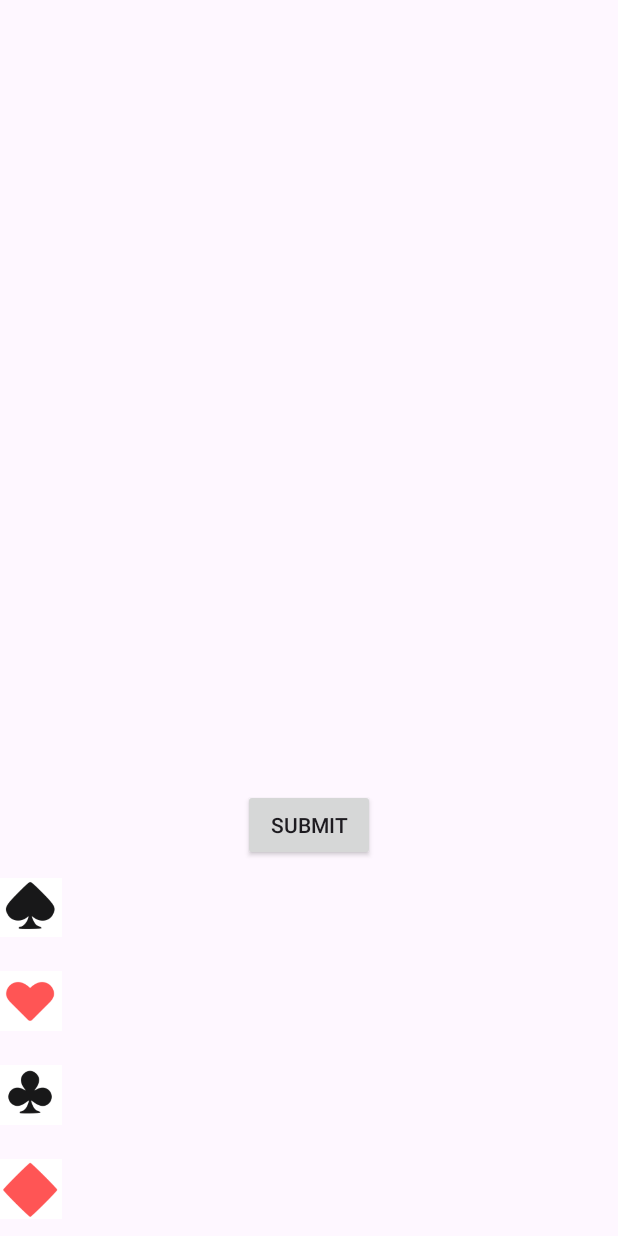
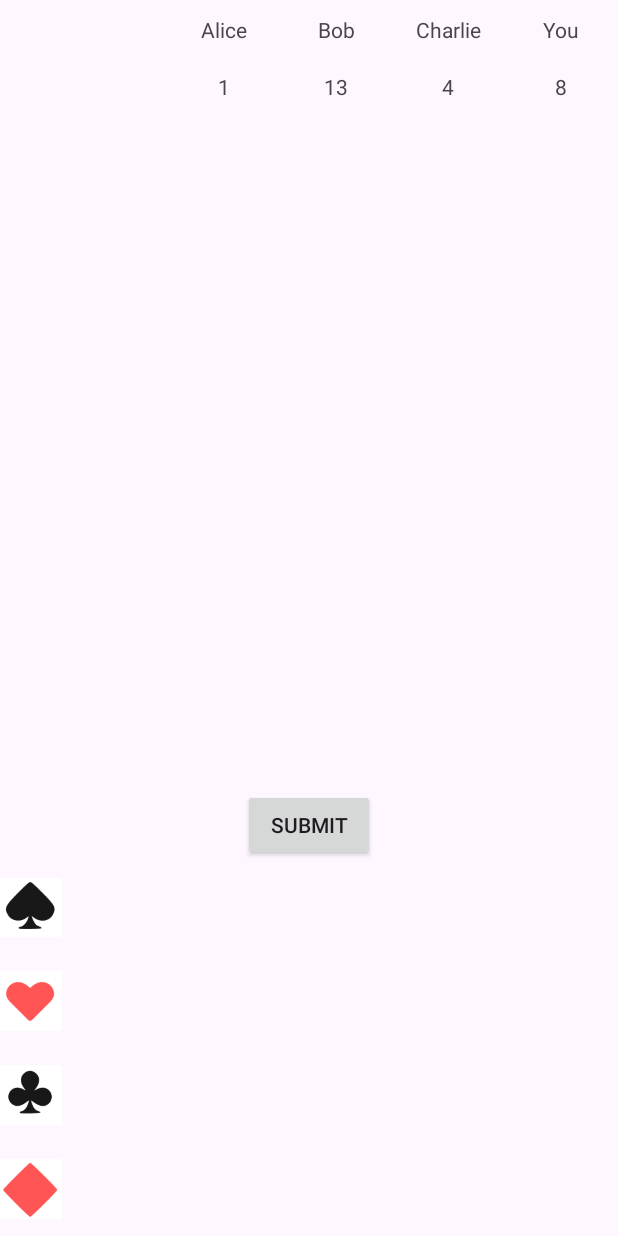
Before and after one commit to AlexKempen/card-game, an Android app: the layout activity_game_main.xml on its own in the app's theme, with its tools: preview values and no code run, on a phone screen of 412 x 824 dp. Run offline under Robolectric (Android 15) with nearby library versions, the phone set to English and light mode, and no system bars; network calls fail.

Commit message:
Added layouts for scoreboard UI. Added code for managing the scoreboard view.

```diff
--- /dev/null
+++ b/app/src/main/java/edu/utdallas/heartstohearts/gameui/ScoreboardView.java
@@ -0,0 +1,48 @@
+
+package edu.utdallas.heartstohearts.gameui;
+
+import android.content.Context;
+import android.util.AttributeSet;
+import android.view.LayoutInflater;
+import android.widget.TableLayout;
+import android.widget.TextView;
+
+import edu.utdallas.heartstohearts.R;
+
+public class ScoreboardView extends TableLayout {
+
+
+    private TextView playerScoreTextViews[];
+    private TextView playerNameTextViews[];
+
+    public ScoreboardView(Context context, AttributeSet attrs) {
+        super(context, attrs);
+        LayoutInflater.from(context).inflate(R.layout.scoreboard_view, this);
+
+        playerNameTextViews = new TextView[4];
+        playerNameTextViews[0] = (TextView) findViewById(R.id.scoreboard_player1_name);
+        playerNameTextViews[1] = (TextView) findViewById(R.id.scoreboard_player2_name);
+        playerNameTextViews[2] = (TextView) findViewById(R.id.scoreboard_player3_name);
+        playerNameTextViews[3] = (TextView) findViewById(R.id.scoreboard_player4_name);
+
+        playerScoreTextViews = new TextView[4];
+        playerScoreTextViews[0] = (TextView) findViewById(R.id.scoreboard_player1_score);
+        playerScoreTextViews[1] = (TextView) findViewById(R.id.scoreboard_player2_score);
+        playerScoreTextViews[2] = (TextView) findViewById(R.id.scoreboard_player3_score);
+        playerScoreTextViews[3] = (TextView) findViewById(R.id.scoreboard_player4_score);
+
+    }
+
+
+    //TO:DO
+    void updateScoreboardNames(){
+
+    }
+
+    //TO:DO
+    void updateScoreboardScores(){
+
+    }
+
+
+}
--- a/app/src/main/res/layout/activity_game_main.xml
+++ b/app/src/main/res/layout/activity_game_main.xml
@@ -5,6 +5,24 @@
     android:layout_width="match_parent"
     android:layout_height="match_parent"
     tools:context=".gameui.GameActivity">
+
+    <androidx.constraintlayout.widget.ConstraintLayout
+        android:layout_width="300dp"
+        android:layout_height="75dp"
+        app:layout_constraintEnd_toEndOf="parent"
+        app:layout_constraintTop_toTopOf="parent">
+
+        <edu.utdallas.heartstohearts.gameui.ScoreboardView
+            android:id="@+id/scoreboard_view"
+            android:layout_width="match_parent"
+            android:layout_height="match_parent"
+            app:layout_constraintBottom_toBottomOf="parent"
+            app:layout_constraintEnd_toEndOf="parent"
+            app:layout_constraintHorizontal_bias="0.0"
+            app:layout_constraintStart_toStartOf="parent"
+            app:layout_constraintTop_toTopOf="parent"
+            app:layout_constraintVertical_bias="0.0" />
+    </androidx.constraintlayout.widget.ConstraintLayout>
 
     <androidx.constraintlayout.widget.ConstraintLayout
         android:layout_width="250dp"
--- /dev/null
+++ b/app/src/main/res/layout/scoreboard_view.xml
@@ -0,0 +1,99 @@
+<?xml version="1.0" encoding="utf-8"?>
+
+<TableLayout xmlns:android="http://schemas.android.com/apk/res/android"
+    android:layout_width="match_parent"
+    android:layout_height="match_parent"
+    android:stretchColumns="*"
+    >
+
+    <TableRow
+        android:layout_weight="0.5"
+        >
+
+        <TextView
+            android:id="@+id/scoreboard_player1_name"
+            android:layout_width="0dp"
+            android:layout_weight="0.25"
+            android:layout_height="match_parent"
+            android:gravity="center"
+            android:padding="10dip"
+            android:text="Alice"
+            android:singleLine="true"/>
+
+        <TextView
+            android:id="@+id/scoreboard_player2_name"
+            android:layout_width="0dp"
+            android:layout_weight="0.25"
+            android:layout_height="match_parent"
+            android:gravity="center"
+            android:padding="10dip"
+            android:text="Bob"
+            android:singleLine="true"/>
+
+        <TextView
+            android:id="@+id/scoreboard_player3_name"
+            android:layout_width="0dp"
+            android:layout_weight="0.25"
+            android:layout_height="match_parent"
+            android:gravity="center"
+            android:padding="10dip"
+            android:text="Charlie"
+            android:singleLine="true"/>
+
+        <TextView
+            android:id="@+id/scoreboard_player4_name"
+            android:layout_width="0dp"
+            android:layout_weight="0.25"
+            android:layout_height="match_parent"
+            android:gravity="center"
+            android:padding="10dip"
+            android:text="You"
+            android:singleLine="true"/>
+
+    </TableRow>
+
+    <TableRow
+        android:layout_weight="0.5">
+
+        <TextView
+            android:id="@+id/scoreboard_player1_score"
+            android:layout_width="0dp"
+            android:layout_weight="0.25"
+            android:layout_height="match_parent"
+            android:gravity="center"
+            android:padding="10dip"
+            android:text="1"
+            android:singleLine="true"/>
+
+        <TextView
+            android:id="@+id/scoreboard_player2_score"
+            android:layout_width="0dp"
+            android:layout_weight="0.25"
+            android:layout_height="match_parent"
+            android:gravity="center"
+            android:padding="10dip"
+            android:text="13"
+            android:singleLine="true"/>
+
+        <TextView
+            android:id="@+id/scoreboard_player3_score"
+            android:layout_width="0dp"
+            android:layout_weight="0.25"
+            android:layout_height="match_parent"
+            android:gravity="center"
+            android:padding="10dip"
+            android:text="4"
+            android:singleLine="true"/>
+
+        <TextView
+            android:id="@+id/scoreboard_player4_score"
+            android:layout_width="0dp"
+            android:layout_weight="0.25"
+            android:layout_height="match_parent"
+            android:gravity="center"
+            android:padding="10dip"
+            android:text="8"
+            android:singleLine="true"/>
+    </TableRow>
+
+</TableLayout>
```
